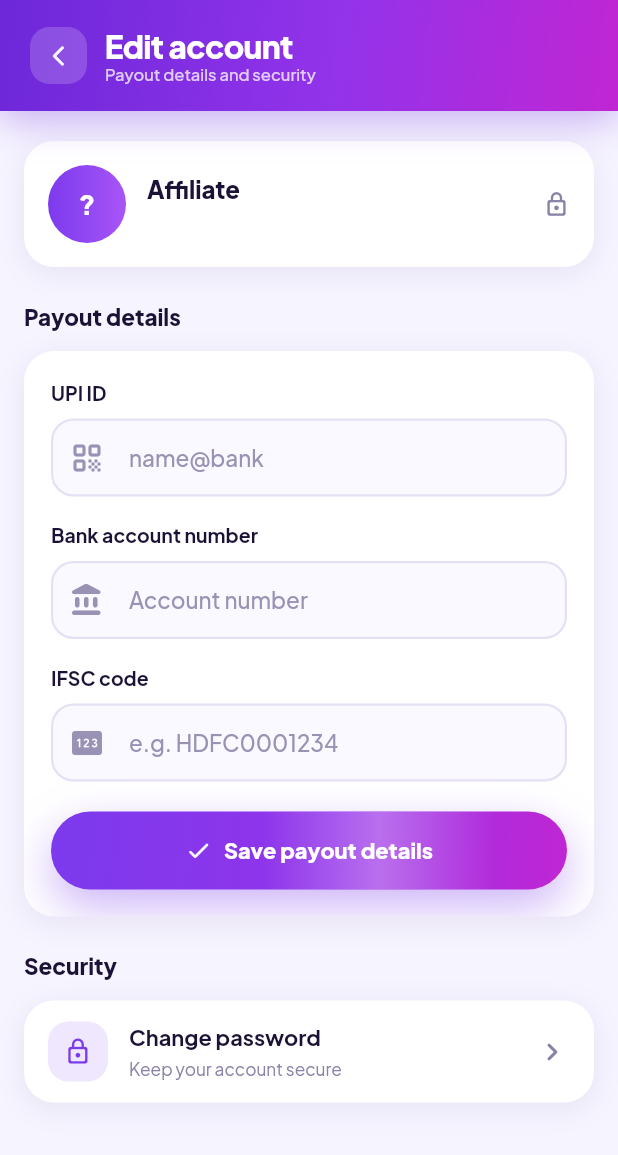
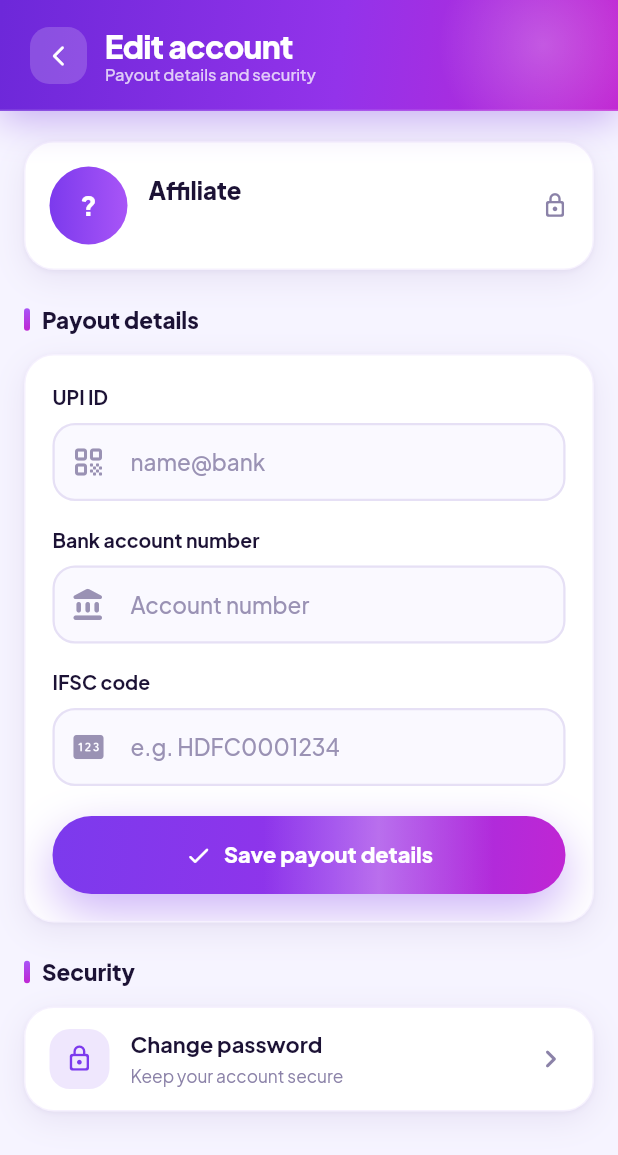
Before and after one commit to PrathapShanmugam3/lootapp-mobile, a Flutter app: the EditAccountScreen screen opened directly with empty values, on a phone screen of 412 x 824 dp. Shown: the top 1155 px of the screen. Run offline on Flutter 3.47's test engine with Material 3 defaults, Android fonts, the phone set to English and light mode, and no system bars; our stand-ins replace cookie_jar, dio, dio_cookie_manager, fl_chart, flutter_riverpod, go_router and 4 more; missing offline and left inert: dart:js_interop, dart:ui_web; network calls fail.

Commit message:
Premium polish and richer colors across all screens
- Six-colour accent palette: vivid per-offer gradients for avatars, payout
  amounts and View Offer buttons; colour-washed stat tiles; tinted icon chips
- Per-tab colours on the sliding nav pill (violet, pink, amber, sky, emerald)
- Depth: layered card shadows with a hairline edge, softly lit headers with a
  bottom highlight, glossy gradient icon chips, accent-barred section titles
- Coloured icon chips on Profile rows; credit/debit tinted transaction icons

Co-Authored-By: Claude Sonnet 5.5 <noreply@anthropic.com>
Claude-Session: https://claude.ai/code/session_01JQgJkE4GJZknrRpeon3MAn

```diff
--- a/lib/features/affiliate/dashboard/presentation/dashboard_screen.dart
+++ b/lib/features/affiliate/dashboard/presentation/dashboard_screen.dart
@@ -144,6 +144,7 @@ class _DashboardBody extends ConsumerWidget {
         FadeSlideIn(
           index: 2,
           child: AffCard(
+            wash: AffColors.amber,
             padding: const EdgeInsets.fromLTRB(15, 14, 15, 14),
             child: Row(
               mainAxisAlignment: MainAxisAlignment.spaceBetween,
@@ -168,6 +169,7 @@ class _DashboardBody extends ConsumerWidget {
                   decoration: BoxDecoration(
                     gradient: const LinearGradient(begin: Alignment.topLeft, end: Alignment.bottomRight, colors: [AffColors.amber, AffColors.amberSoft]),
                     borderRadius: BorderRadius.circular(12),
+                    boxShadow: [BoxShadow(color: AffColors.amber.withValues(alpha: 0.4), blurRadius: 10, offset: const Offset(0, 4))],
                   ),
                   alignment: Alignment.center,
                   child: Text('₹', style: AffText.jakarta(16, FontWeight.w700, color: Colors.white)),
@@ -281,6 +283,7 @@ class _StatTile extends StatelessWidget {
   @override
   Widget build(BuildContext context) {
     return AffCard(
+      wash: gradient.first,
       padding: const EdgeInsets.fromLTRB(15, 14, 15, 14),
       child: Column(
         crossAxisAlignment: CrossAxisAlignment.start,
@@ -296,6 +299,7 @@ class _StatTile extends StatelessWidget {
                 decoration: BoxDecoration(
                   gradient: LinearGradient(begin: Alignment.topLeft, end: Alignment.bottomRight, colors: gradient),
                   borderRadius: BorderRadius.circular(11),
+                  boxShadow: [BoxShadow(color: gradient.first.withValues(alpha: 0.38), blurRadius: 10, offset: const Offset(0, 4))],
                 ),
                 child: Icon(icon, color: Colors.white, size: 15),
               ),
--- a/lib/features/affiliate/presentation/widgets/affiliate_design.dart
+++ b/lib/features/affiliate/presentation/widgets/affiliate_design.dart
@@ -78,13 +78,19 @@ class AffColors {
 
   /// Card elevation: 0 4px 16px rgba(60,20,120,.08).
   static List<BoxShadow> cardShadow = [
-    BoxShadow(color: const Color(0xFF3C1478).withValues(alpha: 0.08), blurRadius: 16, offset: const Offset(0, 4)),
+    BoxShadow(color: const Color(0xFF3C1478).withValues(alpha: 0.05), blurRadius: 2, offset: const Offset(0, 1)),
+    BoxShadow(color: const Color(0xFF3C1478).withValues(alpha: 0.08), blurRadius: 18, offset: const Offset(0, 6)),
   ];
 
-  // --- Per-item tints (offer / campaign avatars) ---
-  static const _tints = [
-    (bg: chipLilac, fg: purpleEnd),
-    (bg: chipPink, fg: Color(0xFFDB2777)),
+  // --- Vivid per-item palette (offer / campaign avatars, buttons, chips) ---
+  // Each entry: [light, strong, tint-bg, tint-fg]
+  static const _palette = [
+    (a: Color(0xFFA855F7), b: Color(0xFF7C3AED), bg: Color(0xFFEDE9FE), fg: Color(0xFF7C3AED)), // violet
+    (a: Color(0xFFF472B6), b: Color(0xFFE11D74), bg: Color(0xFFFCE7F3), fg: Color(0xFFDB2777)), // pink
+    (a: Color(0xFFFBBF24), b: Color(0xFFF97316), bg: Color(0xFFFEF3C7), fg: Color(0xFFD97706)), // amber → orange
+    (a: Color(0xFF34D399), b: Color(0xFF059669), bg: Color(0xFFD1FAE5), fg: Color(0xFF059669)), // emerald
+    (a: Color(0xFF38BDF8), b: Color(0xFF2563EB), bg: Color(0xFFE0F2FE), fg: Color(0xFF0284C7)), // sky → blue
+    (a: Color(0xFF818CF8), b: Color(0xFF4F46E5), bg: Color(0xFFE0E7FF), fg: Color(0xFF4F46E5)), // indigo
   ];
 
   static int _hash(String seed) {
@@ -95,15 +101,22 @@ class AffColors {
     return h;
   }
 
-  /// Stable chip colours for [seed] — lilac or pink, like the design's
-  /// alternating campaign chips.
-  static ({Color bg, Color fg}) tintFor(String seed) => _tints[_hash(seed) % _tints.length];
+  static ({Color a, Color b, Color bg, Color fg}) _pick(String seed) => _palette[_hash(seed) % _palette.length];
+
+  /// Stable pale chip colours for [seed] (tinted bg + strong text).
+  static ({Color bg, Color fg}) tintFor(String seed) {
+    final c = _pick(seed);
+    return (bg: c.bg, fg: c.fg);
+  }
 
   /// Stable accent colour for [seed].
-  static Color colorFor(String seed) => tintFor(seed).fg;
+  static Color colorFor(String seed) => _pick(seed).b;
 
-  /// Violet gradient (kept for call sites that want a solid avatar).
-  static LinearGradient gradientFor(String seed) => gradient;
+  /// Stable vivid gradient for [seed] — avatars and per-item buttons.
+  static LinearGradient gradientFor(String seed) {
+    final c = _pick(seed);
+    return LinearGradient(begin: Alignment.topLeft, end: Alignment.bottomRight, colors: [c.a, c.b]);
+  }
 }
 
 /// Text styles from the design: Plus Jakarta Sans for copy, Space Grotesk
@@ -145,7 +158,26 @@ class AffHeader extends StatelessWidget implements PreferredSizeWidget {
         gradient: AffColors.heroGradient,
         boxShadow: [BoxShadow(color: AffColors.violetDeep.withValues(alpha: 0.35), blurRadius: 22, offset: const Offset(0, 6))],
       ),
-      child: SafeArea(
+      child: Stack(
+        children: [
+          // Soft light in the top-right corner for depth.
+          Positioned(
+            top: -70,
+            right: -50,
+            child: IgnorePointer(
+              child: Container(
+                width: 200,
+                height: 200,
+                decoration: BoxDecoration(
+                  shape: BoxShape.circle,
+                  gradient: RadialGradient(colors: [Colors.white.withValues(alpha: 0.22), Colors.white.withValues(alpha: 0)], stops: const [0, 0.7]),
+                ),
+              ),
+            ),
+          ),
+          // 1px highlight along the bottom edge.
+          Positioned(left: 0, right: 0, bottom: 0, child: Container(height: 1, color: Colors.white.withValues(alpha: 0.18))),
+          SafeArea(
         bottom: false,
         child: SizedBox(
           height: 74,
@@ -194,6 +226,8 @@ class AffHeader extends StatelessWidget implements PreferredSizeWidget {
             ),
           ),
         ),
+      ),
+        ],
       ),
     );
   }
@@ -352,20 +386,32 @@ class AffHeroCard extends StatelessWidget {
 /// surface for stat tiles, lists and forms. Tappable cards sink slightly
 /// under the finger.
 class AffCard extends StatelessWidget {
-  const AffCard({super.key, required this.child, this.padding = const EdgeInsets.all(16), this.onTap, this.radius = 20});
+  const AffCard({super.key, required this.child, this.padding = const EdgeInsets.all(16), this.onTap, this.radius = 20, this.wash});
 
   final Widget child;
   final EdgeInsetsGeometry padding;
   final VoidCallback? onTap;
   final double radius;
 
+  /// Optional colour wash: a soft tint of this colour fading in from the
+  /// top-right corner of the white card.
+  final Color? wash;
+
   @override
   Widget build(BuildContext context) {
     final card = Container(
       width: double.infinity,
-      decoration: BoxDecoration(color: Colors.white, borderRadius: BorderRadius.circular(radius), boxShadow: AffColors.cardShadow),
+      decoration: BoxDecoration(
+        color: wash == null ? Colors.white : null,
+        gradient: wash == null
+            ? null
+            : RadialGradient(center: Alignment.topRight, radius: 0.95, colors: [wash!.withValues(alpha: 0.13), Colors.white], stops: const [0, 1]),
+        borderRadius: BorderRadius.circular(radius),
+        border: Border.all(color: AffColors.purpleEnd.withValues(alpha: 0.07)),
+        boxShadow: AffColors.cardShadow,
+      ),
       child: ClipRRect(
-        borderRadius: BorderRadius.circular(radius),
+        borderRadius: BorderRadius.circular(radius - 1),
         child: Material(
           color: Colors.transparent,
           child: onTap == null
@@ -394,9 +440,11 @@ class AffIconChip extends StatelessWidget {
       width: size,
       height: size,
       decoration: BoxDecoration(
-        gradient: solid ? LinearGradient(begin: Alignment.topLeft, end: Alignment.bottomRight, colors: [color, Color.lerp(color, Colors.white, 0.28)!]) : null,
+        gradient: solid ? LinearGradient(begin: Alignment.topLeft, end: Alignment.bottomRight, colors: [Color.lerp(color, Colors.white, 0.22)!, color]) : null,
         color: solid ? null : color.withValues(alpha: 0.12),
         borderRadius: BorderRadius.circular(size * 0.34),
+        border: solid ? Border.all(color: Colors.white.withValues(alpha: 0.35), width: 1) : null,
+        boxShadow: solid ? [BoxShadow(color: color.withValues(alpha: 0.38), blurRadius: 10, offset: const Offset(0, 4))] : null,
       ),
       child: Icon(icon, color: solid ? Colors.white : color, size: size * 0.48),
     );
@@ -405,10 +453,20 @@ class AffIconChip extends StatelessWidget {
 
 /// One destination in [AffNavBar].
 class AffNavItem {
-  const AffNavItem({required this.icon, required this.selectedIcon, required this.label});
+  const AffNavItem({
+    required this.icon,
+    required this.selectedIcon,
+    required this.label,
+    this.from = AffColors.purpleEnd,
+    this.to = AffColors.magenta,
+  });
   final IconData icon;
   final IconData selectedIcon;
   final String label;
+
+  /// Gradient of the sliding pill while this tab is selected.
+  final Color from;
+  final Color to;
 }
 
 /// Floating glass tab bar from the design: 68px tall, radius 26, frosted
@@ -450,11 +508,19 @@ class AffNavBar extends StatelessWidget {
                           left: selectedIndex * itemW + (itemW - pillW) / 2,
                           width: pillW,
                           height: 52,
-                          child: Container(
-                            decoration: BoxDecoration(
-                              gradient: AffColors.pillGradient,
-                              borderRadius: BorderRadius.circular(19),
-                              boxShadow: [BoxShadow(color: AffColors.purpleEnd.withValues(alpha: 0.4), blurRadius: 18, offset: const Offset(0, 8))],
+                          child: TweenAnimationBuilder<Color?>(
+                            tween: ColorTween(end: items[selectedIndex].from),
+                            duration: const Duration(milliseconds: 380),
+                            builder: (context, from, _) => TweenAnimationBuilder<Color?>(
+                              tween: ColorTween(end: items[selectedIndex].to),
+                              duration: const Duration(milliseconds: 380),
+                              builder: (context, to, _) => Container(
+                                decoration: BoxDecoration(
+                                  gradient: LinearGradient(begin: Alignment.topLeft, end: Alignment.bottomRight, colors: [from ?? AffColors.purpleEnd, to ?? AffColors.magenta]),
+                                  borderRadius: BorderRadius.circular(19),
+                                  boxShadow: [BoxShadow(color: (from ?? AffColors.purpleEnd).withValues(alpha: 0.42), blurRadius: 18, offset: const Offset(0, 8))],
+                                ),
+                              ),
                             ),
                           ),
                         ),
@@ -534,7 +600,21 @@ class AffSectionHeader extends StatelessWidget {
         textBaseline: TextBaseline.alphabetic,
         children: [
           Flexible(
-            child: Text(title, maxLines: 1, overflow: TextOverflow.ellipsis, style: AffText.jakarta(15, FontWeight.w800)),
+            child: Row(
+              mainAxisSize: MainAxisSize.min,
+              children: [
+                Container(
+                  width: 4,
+                  height: 15,
+                  decoration: BoxDecoration(
+                    gradient: const LinearGradient(begin: Alignment.topCenter, end: Alignment.bottomCenter, colors: [AffColors.purpleStart, AffColors.magenta]),
+                    borderRadius: BorderRadius.circular(4),
+                  ),
+                ),
+                const SizedBox(width: 8),
+                Flexible(child: Text(title, maxLines: 1, overflow: TextOverflow.ellipsis, style: AffText.jakarta(15, FontWeight.w800))),
+              ],
+            ),
           ),
           if (action != null)
             GestureDetector(
--- a/lib/features/affiliate/reports/presentation/detailed_report_screen.dart
+++ b/lib/features/affiliate/reports/presentation/detailed_report_screen.dart
@@ -129,11 +129,11 @@ class _Body extends StatelessWidget {
         if (sample) SampleDataBanner(onRetry: onRetry),
         Row(
           children: [
-            Expanded(child: StatTile(label: 'Clicks', value: (stats['totalClicks'] ?? 0).toString(), icon: Icons.ads_click)),
+            Expanded(child: StatTile(label: 'Clicks', value: (stats['totalClicks'] ?? 0).toString(), icon: Icons.ads_click, color: AffColors.purpleEnd)),
             const SizedBox(width: 10),
-            Expanded(child: StatTile(label: 'Conversions', value: (stats['totalConversions'] ?? 0).toString(), icon: Icons.check_circle_outline)),
+            Expanded(child: StatTile(label: 'Conversions', value: (stats['totalConversions'] ?? 0).toString(), icon: Icons.check_circle_outline, color: AffColors.pink)),
             const SizedBox(width: 10),
-            Expanded(child: StatTile(label: 'Earnings', value: _currency.format((stats['totalEarnings'] as num?) ?? 0), icon: Icons.payments_outlined)),
+            Expanded(child: StatTile(label: 'Earnings', value: _currency.format((stats['totalEarnings'] as num?) ?? 0), icon: Icons.payments_outlined, color: AffColors.amber)),
           ],
         ),
         const SizedBox(height: 20),
--- a/lib/features/affiliate/wallet/presentation/wallet_screen.dart
+++ b/lib/features/affiliate/wallet/presentation/wallet_screen.dart
@@ -353,7 +353,7 @@ class _TransactionRow extends StatelessWidget {
         Container(
           width: 32,
           height: 32,
-          decoration: BoxDecoration(color: AffColors.pageBg, borderRadius: BorderRadius.circular(11)),
+          decoration: BoxDecoration(color: color.withValues(alpha: 0.12), borderRadius: BorderRadius.circular(11)),
           child: Icon(isDebit ? Icons.north_east_rounded : Icons.south_west_rounded, size: 15, color: color),
         ),
         const SizedBox(width: 11),
```
Also changed, not shown: lib/core/widgets/common.dart (+14 -5 lines), lib/features/affiliate/offers/presentation/offers_list_screen.dart (+9 -6 lines), lib/features/affiliate/presentation/affiliate_shell.dart (+5 -5 lines), lib/features/affiliate/profile/presentation/profile_screen.dart (+12 -4 lines), lib/features/affiliate/reports/presentation/reports_screen.dart (+6 -1 lines).
